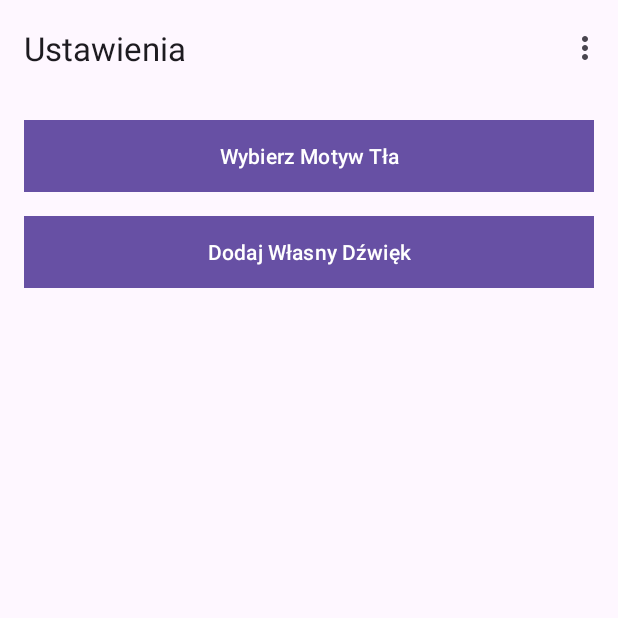
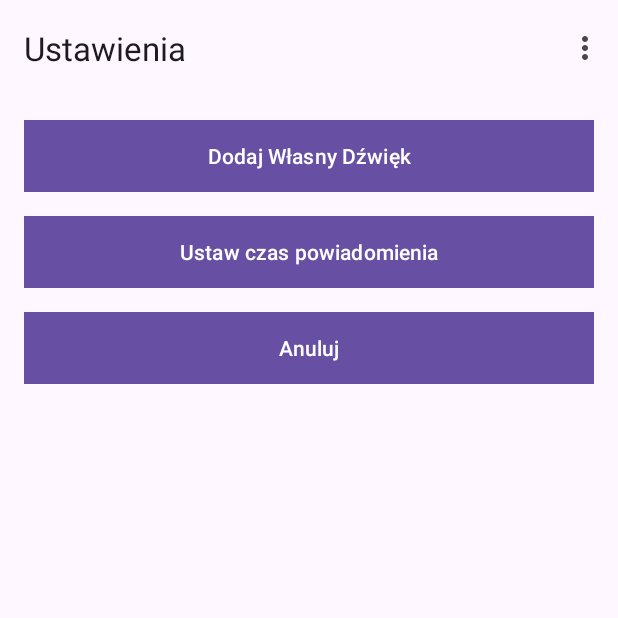
Before and after one commit to Klaudiusz02/Programowanie_mobline, an Android app: the SecondFragment screen opened through its navigation route, on a phone screen of 412 x 824 dp, the top half of it. Run offline under Robolectric (Android 15) with nearby library versions, the phone set to English and light mode, and no system bars; our stand-ins replace navigation-ui.

Commit message:
Dodanie czujnika światła jako opcja ustawiania motywu

```diff
--- a/app/src/main/java/com/example/budzik/MainActivity.java
+++ b/app/src/main/java/com/example/budzik/MainActivity.java
@@ -3,9 +3,15 @@ package com.example.budzik;
 import static android.app.PendingIntent.getActivity;
 
 import android.app.TimePickerDialog;
+import android.content.Context;
+import android.hardware.Sensor;
+import android.hardware.SensorEvent;
+import android.hardware.SensorEventListener;
+import android.hardware.SensorManager;
 import android.os.Bundle;
 import android.view.View;
 import androidx.appcompat.app.AppCompatActivity;
+import androidx.appcompat.app.AppCompatDelegate;
 import androidx.core.view.GravityCompat;
 import androidx.drawerlayout.widget.DrawerLayout;
 import androidx.navigation.NavController;
@@ -23,47 +29,23 @@ import com.example.budzik.R;
 import com.google.android.material.navigation.NavigationView;
 import android.view.MenuItem;
 import android.widget.TimePicker;
+import android.widget.Toast;
 
 import androidx.annotation.NonNull;
 import androidx.fragment.app.Fragment;
 import androidx.navigation.fragment.NavHostFragment;
-
 public class MainActivity extends AppCompatActivity {
 
     private AppBarConfiguration appBarConfiguration;
     private ActivityMainBinding binding;
 
+    private SensorManager sensorManager;
+    private Sensor lightSensor;
+    private boolean isLightSensorEnabled = false;
+
     @Override
     protected void onCreate(Bundle savedInstanceState) {
         super.onCreate(savedInstanceState);
-        /*setContentView(R.layout.activity_main);
-
-        // Znajdź przycisk FloatingActionButton
-        FloatingActionButton fab = findViewById(R.id.fab);
-
-        // Ustaw listener na kliknięcie przycisku
-        fab.setOnClickListener(new View.OnClickListener() {
-            @Override
-            public void onClick(View v) {
-                showTimePickerDialog();
-            }
-
-            private void showTimePickerDialog() {
-                TimePickerDialog timePickerDialog = new TimePickerDialog(this, new TimePickerDialog.OnTimeSetListener() {
-                    @Override
-                    public void onTimeSet(TimePicker view, int hourOfDay, int minute) {
-                        // Tutaj możesz wykorzystać wybraną godzinę i minutę
-                        String selectedTime = hourOfDay + ":" + minute;
-                        // Możesz zrobić coś z wybranym czasem, np. wyświetlić go na ekranie
-                        // W tym przypadku, możesz zaimplementować wyświetlenie wybranej godziny w polu TextView
-                    }
-                }, 12, 0, true); // Ustawiamy początkową godzinę i minutę
-
-                timePickerDialog.show(); // Pokazujemy dialog
-            }
-        });*/
-
-
 
         binding = ActivityMainBinding.inflate(getLayoutInflater());
         setContentView(binding.getRoot());
@@ -74,26 +56,82 @@ public class MainActivity extends AppCompatActivity {
         appBarConfiguration = new AppBarConfiguration.Builder(navController.getGraph()).build();
         NavigationUI.setupActionBarWithNavController(this, navController, appBarConfiguration);
 
-
-
-
         NavigationView navigationView = findViewById(R.id.nav_view);
         DrawerLayout drawerLayout = findViewById(R.id.drawer_layout);
-        navigationView.setNavigationItemSelectedListener(new NavigationView.OnNavigationItemSelectedListener() {
-            @Override
-            public boolean onNavigationItemSelected(@NonNull MenuItem item) {
+        navigationView.setNavigationItemSelectedListener(item -> {
             int id = item.getItemId();
             if (id == R.id.nav_sleep) {
-                    NavHostFragment.findNavController((Fragment) getSupportFragmentManager().findFragmentById(R.id.nav_host_fragment_content_main))
+                NavHostFragment.findNavController(getSupportFragmentManager().findFragmentById(R.id.nav_host_fragment_content_main))
                         .navigate(R.id.action_FirstFragment_to_SecondFragment);
             } else if (id == R.id.nav_alarm) {
-                    NavHostFragment.findNavController((Fragment) getSupportFragmentManager().findFragmentById(R.id.nav_host_fragment_content_main))
+                NavHostFragment.findNavController(getSupportFragmentManager().findFragmentById(R.id.nav_host_fragment_content_main))
                         .navigate(R.id.action_SecondFragment_to_FirstFragment);
             }
             drawerLayout.closeDrawer(GravityCompat.START);
             return true;
+        });
+
+        // Inicjalizacja sensora światła
+        initializeLightSensor();
     }
-        });
+
+    private void initializeLightSensor() {
+        sensorManager = (SensorManager) getSystemService(Context.SENSOR_SERVICE);
+        lightSensor = sensorManager.getDefaultSensor(Sensor.TYPE_LIGHT);
+
+        if (lightSensor != null) {
+            sensorManager.registerListener(new SensorEventListener() {
+                @Override
+                public void onSensorChanged(SensorEvent event) {
+                    float lightLevel = event.values[0];
+
+                    if (lightLevel < 10) {
+                        setAppTheme(1);
+                    } else {
+                        setAppTheme(0);
+                    }
+                }
+
+                @Override
+                public void onAccuracyChanged(Sensor sensor, int accuracy) {
+                    // Nieprzydatne, ale pozostawiam dla kompletności
+                }
+            }, lightSensor, SensorManager.SENSOR_DELAY_NORMAL);
+        } else {
+            Toast.makeText(this, "Brak sensora światła", Toast.LENGTH_SHORT).show();
+        }
+    }
+
+    private boolean isLightSensorRegistered = false;
+
+    public void enableLightSensor(boolean enable) {
+        isLightSensorEnabled = enable;
+        if (enable && isLightSensorEnabled() && !isLightSensorRegistered) {
+            initializeLightSensor();
+            isLightSensorRegistered = true;
+        } else if (!enable && isLightSensorRegistered) {
+            unregisterLightSensor();
+            isLightSensorRegistered = false;
+        }
+    }
+
+
+    private void unregisterLightSensor() {
+        if (sensorManager != null) {
+            sensorManager.unregisterListener((SensorEventListener) null);
+        }
+    }
+
+    public boolean isLightSensorEnabled() {
+        return isLightSensorEnabled;
+    }
+
+    private void setAppTheme(int backgroundIndex) {
+        if (backgroundIndex == 0) {
+            AppCompatDelegate.setDefaultNightMode(AppCompatDelegate.MODE_NIGHT_NO);
+        } else {
+            AppCompatDelegate.setDefaultNightMode(AppCompatDelegate.MODE_NIGHT_YES);
+        }
     }
 
     @Override
--- a/app/src/main/java/com/example/budzik/SecondFragment.java
+++ b/app/src/main/java/com/example/budzik/SecondFragment.java
@@ -28,7 +28,6 @@ import com.example.budzik.databinding.FragmentSecondBinding;
 public class SecondFragment extends Fragment implements SensorEventListener {
 
     private FragmentSecondBinding binding;
-    private String selectedMp3Uri;
     private SharedPreferences preferences;
     private SensorManager sensorManager;
     private Sensor lightSensor;
@@ -47,14 +46,10 @@ public class SecondFragment extends Fragment implements SensorEventListener {
     public void onActivityCreated(Bundle savedInstanceState) {
         super.onActivityCreated(savedInstanceState);
 
-        int selectedBackground = getSelectedBackground();
-        if (selectedBackground == 2) {
-            initializeLightSensor();
-        } else {
-            setAppTheme(selectedBackground);
-        }
+        // Usuń kod związany z ustawianiem motywu
     }
 
+    @Override
     public void onViewCreated(@NonNull View view, Bundle savedInstanceState) {
         super.onViewCreated(view, savedInstanceState);
 
@@ -64,54 +59,20 @@ public class SecondFragment extends Fragment implements SensorEventListener {
             actionBar.setDisplayHomeAsUpEnabled(false);
         }
 
-        Button buttonChooseBackground = view.findViewById(R.id.buttonChooseBackground);
-        buttonChooseBackground.setOnClickListener(v -> showBackgroundOptionsDialog());
-
         Button buttonAddCustomAlarm = view.findViewById(R.id.buttonAddCustomAlarm);
         buttonAddCustomAlarm.setOnClickListener(v -> openFilePickerForMp3());
     }
 
     @Override
-    public void onDestroyView() {
-        super.onDestroyView();
-        if (sensorManager != null) {
-            sensorManager.unregisterListener(this);
-        }
-        binding = null;
+    public void onResume() {
+        super.onResume();
+        initializeLightSensor();
     }
 
-    private void showBackgroundOptionsDialog() {
-        AlertDialog.Builder builder = new AlertDialog.Builder(requireContext());
-        builder.setTitle("Wybierz motyw aplikacji")
-                .setSingleChoiceItems(new CharSequence[]{"Jasny", "Ciemny", "Tryb sensora"}, getSelectedBackground(),
-                        (dialog, which) -> {
-                            saveSelectedBackground(which);
-                            if (which == 2) {
-                                initializeLightSensor();
-                            } else {
-                                setAppTheme(which);
-                            }
-                            dialog.dismiss();
-                        })
-                .setNegativeButton("Anuluj", (dialog, which) -> dialog.dismiss());
-
-        builder.create().show();
-    }
-
-    private int getSelectedBackground() {
-        return preferences.getInt("selectedBackground", 0);
-    }
-
-    private void saveSelectedBackground(int backgroundIndex) {
-        preferences.edit().putInt("selectedBackground", backgroundIndex).apply();
-    }
-
-    private void setAppTheme(int backgroundIndex) {
-        if (backgroundIndex == 0) {
-            AppCompatDelegate.setDefaultNightMode(AppCompatDelegate.MODE_NIGHT_NO);
-        } else {
-            AppCompatDelegate.setDefaultNightMode(AppCompatDelegate.MODE_NIGHT_YES);
-        }
+    @Override
+    public void onPause() {
+        super.onPause();
+        unregisterLightSensor();
     }
 
     private void initializeLightSensor() {
@@ -125,22 +86,27 @@ public class SecondFragment extends Fragment implements SensorEventListener {
         }
     }
 
+    private void unregisterLightSensor() {
+        if (sensorManager != null) {
+            sensorManager.unregisterListener(this);
+        }
+    }
+
     @Override
     public void onSensorChanged(SensorEvent event) {
         if (event.sensor.getType() == Sensor.TYPE_LIGHT) {
             float lightLevel = event.values[0];
 
             if (lightLevel < 10) {
-                setAppTheme(1);
-            } else {
-                setAppTheme(0);
+                // Tutaj możesz ewentualnie dodatkowo zareagować na zmianę światła,
+                // np. zmienić kolor tła lub wykonać inne działania
             }
         }
     }
 
     @Override
     public void onAccuracyChanged(Sensor sensor, int accuracy) {
-        // Nie przydatne ale jak wywalę to jest error więc zostawię :)
+        // Nieprzydatne, ale zostawiam dla kompletności
     }
 
     private void openFilePickerForMp3() {
@@ -160,7 +126,7 @@ public class SecondFragment extends Fragment implements SensorEventListener {
         if (requestCode == 1 && resultCode == Activity.RESULT_OK) {
             Uri uri = data.getData();
             if (uri != null) {
-                selectedMp3Uri = uri.toString();
+                String selectedMp3Uri = uri.toString();
                 Toast.makeText(requireContext(), "Wybrano plik MP3: " + uri.toString(), Toast.LENGTH_SHORT).show();
             }
         }
--- a/app/src/main/res/layout/fragment_second.xml
+++ b/app/src/main/res/layout/fragment_second.xml
@@ -3,16 +3,6 @@
     android:layout_width="match_parent"
     android:layout_height="match_parent"
     android:padding="16dp">
-
-
-    <Button
-        android:id="@+id/buttonChooseBackground"
-        android:layout_width="match_parent"
-        android:layout_height="wrap_content"
-        android:text="Wybierz Motyw Tła"
-        android:background="@color/colorPrimary"
-        android:textColor="@android:color/white"
-        android:layout_marginBottom="16dp"/>
 
     <Button
         android:id="@+id/buttonAddCustomAlarm"
@@ -21,5 +11,24 @@
         android:text="Dodaj Własny Dźwięk"
         android:background="@color/colorPrimary"
         android:textColor="@android:color/white"
-        android:layout_below="@id/buttonChooseBackground"/>
+        android:layout_marginBottom="16dp"/>
+
+    <Button
+        android:id="@+id/buttonSetReminderTime"
+        android:layout_width="match_parent"
+        android:layout_height="wrap_content"
+        android:text="Ustaw czas powiadomienia"
+        android:background="@color/colorPrimary"
+        android:textColor="@android:color/white"
+        android:layout_below="@id/buttonAddCustomAlarm"
+        android:layout_marginBottom="16dp"/>
+
+    <Button
+        android:id="@+id/buttonCancelReminder"
+        android:layout_width="match_parent"
+        android:layout_height="wrap_content"
+        android:text="Anuluj"
+        android:background="@color/colorPrimary"
+        android:textColor="@android:color/white"
+        android:layout_below="@id/buttonSetReminderTime"/>
 </RelativeLayout>
```
Also changed, not shown: app/src/main/AndroidManifest.xml (+13 -0 lines). Lines whose indentation alone changed are shown as unchanged.
